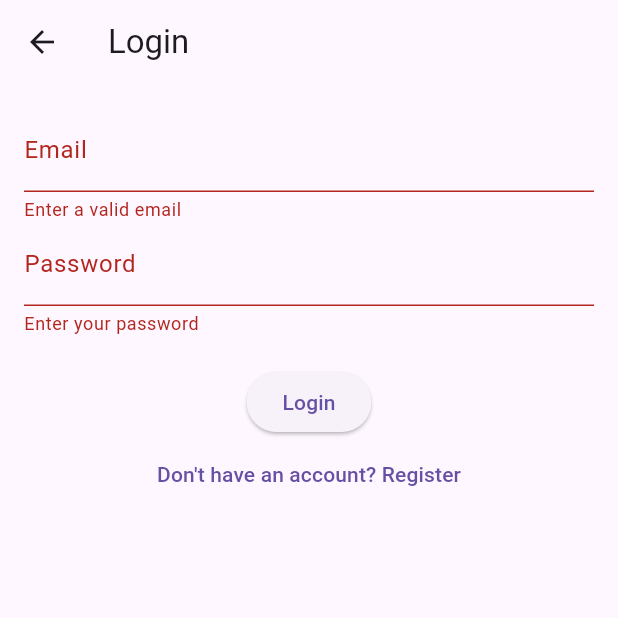
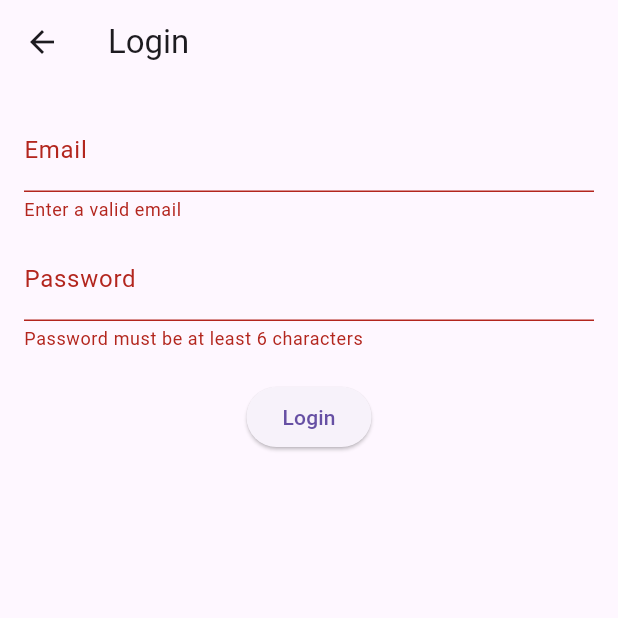
Before and after one commit to MihaiUM2001/MSA_Project, a Flutter app: the LoginScreen screen opened by its route, after a tap on "Login", on a phone screen of 412 x 824 dp, the top half of it. Run offline on Flutter 3.47's test engine with Material 3 defaults, Android fonts, the light colour scheme and no system bars; our stand-ins replace shared_preferences; accounts and stored records are empty.

Commit message:
Flutter | Improvements to login & register screens and created login logic in user service

```diff
--- a/swappy_frontend/lib/screens/login_screen.dart
+++ b/swappy_frontend/lib/screens/login_screen.dart
@@ -1,9 +1,13 @@
 import 'package:flutter/material.dart';
+import '../services/user_service.dart';
 
 class LoginScreen extends StatelessWidget {
   final _formKey = GlobalKey<FormState>();
+
   final TextEditingController emailController = TextEditingController();
   final TextEditingController passwordController = TextEditingController();
+
+  final UserService userService = UserService();
 
   @override
   Widget build(BuildContext context) {
@@ -13,37 +17,51 @@ class LoginScreen extends StatelessWidget {
         padding: const EdgeInsets.all(16.0),
         child: Form(
           key: _formKey,
+          child: SingleChildScrollView(
             child: Column(
               children: [
+                // Email Field
                 TextFormField(
                   controller: emailController,
                   decoration: InputDecoration(labelText: "Email"),
                   keyboardType: TextInputType.emailAddress,
                   validator: (value) => value!.isEmpty ? "Enter a valid email" : null,
                 ),
+                SizedBox(height: 10),
+
+                // Password Field
                 TextFormField(
                   controller: passwordController,
                   decoration: InputDecoration(labelText: "Password"),
                   obscureText: true,
-                validator: (value) => value!.isEmpty ? "Enter your password" : null,
+                  validator: (value) => value!.length < 6 ? "Password must be at least 6 characters" : null,
                 ),
                 SizedBox(height: 20),
+
+                // Login Button
                 ElevatedButton(
-                onPressed: () {
+                  onPressed: () async {
                     if (_formKey.currentState!.validate()) {
-                    // Handle login logic here
-                    Navigator.pushReplacementNamed(context, '/home');
+                      try {
+                        await userService.loginUser(
+                          emailController.text,
+                          passwordController.text,
+                        );
+                        ScaffoldMessenger.of(context).showSnackBar(
+                          SnackBar(content: Text("Login successful")),
+                        );
+                        Navigator.pushReplacementNamed(context, '/home'); // Navigate to home screen
+                      } catch (error) {
+                        ScaffoldMessenger.of(context).showSnackBar(
+                          SnackBar(content: Text(error.toString())),
+                        );
+                      }
                     }
                   },
                   child: Text("Login"),
                 ),
-              TextButton(
-                onPressed: () {
-                  Navigator.pushNamed(context, '/register');
-                },
-                child: Text("Don't have an account? Register"),
+              ],
             ),
-            ],
           ),
         ),
       ),
--- a/swappy_frontend/lib/screens/register_screen.dart
+++ b/swappy_frontend/lib/screens/register_screen.dart
@@ -81,8 +81,9 @@ class RegisterScreen extends StatelessWidget {
                         );
                         Navigator.pushReplacementNamed(context, '/login');
                       } catch (error) {
+                        // Display the error message cleanly
                         ScaffoldMessenger.of(context).showSnackBar(
-                          SnackBar(content: Text("Error: $error")),
+                          SnackBar(content: Text(error.toString())),
                         );
                       }
                     }
--- a/swappy_frontend/pubspec.yaml
+++ b/swappy_frontend/pubspec.yaml
@@ -32,6 +32,7 @@ dependencies:
     sdk: flutter
   provider: ^6.1.0
   http: ^1.2.2
+  shared_preferences: ^2.3.5
 
 
   # The following adds the Cupertino Icons font to your application.
```
Also changed, not shown: swappy_frontend/lib/services/user_service.dart (+22 -19 lines), swappy_frontend/pubspec.lock, 5 other files. Lines whose indentation alone changed are shown as unchanged.
